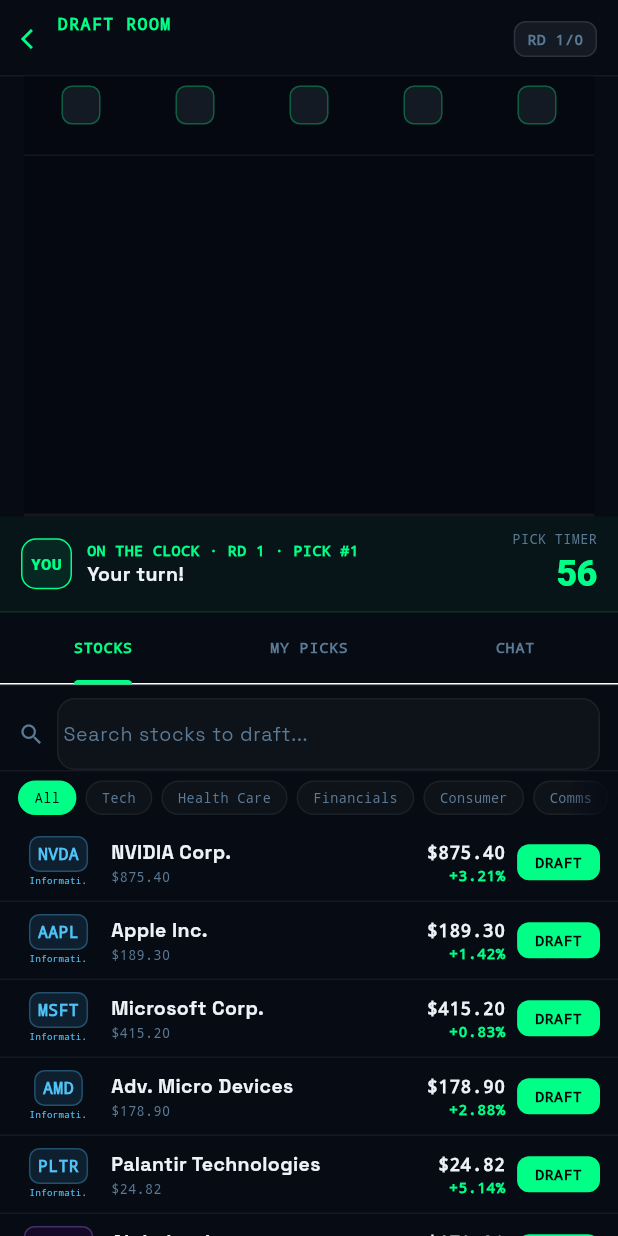
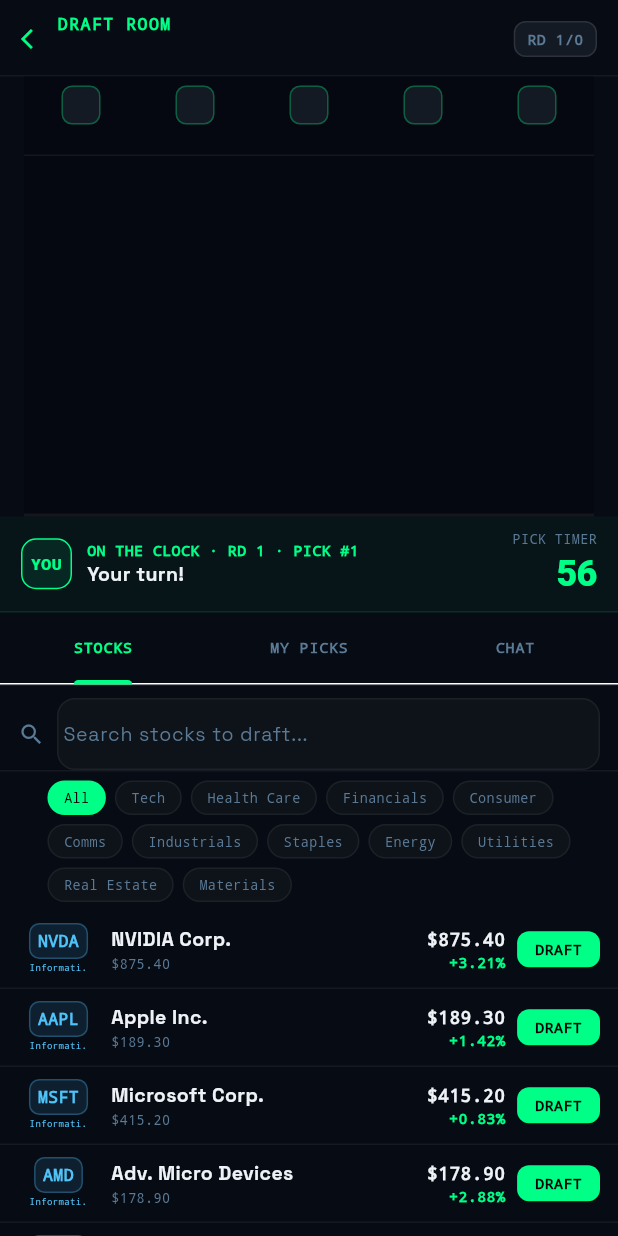
Before and after one commit to Mando49/MarketWars, a Flutter app: the DraftRoomScreen screen opened directly with empty values, after a tap on "All", on a phone screen of 412 x 824 dp. Run offline on Flutter 3.47's test engine with Material 3 defaults, Android fonts, the phone set to English and light mode, and no system bars; our stand-ins replace cloud_firestore, firebase_auth, firebase_core, firebase_storage, google_fonts, image_picker; accounts and stored records are empty; network calls fail.

Commit message:
Fix draft timer to only auto-pick for active player, wrap sector chips
- Timer only triggers auto-pick when it's the current player's turn
- Reset timer for all players when a new pick arrives via Firestore
- Dim timer color (textMuted) when it's not your turn
- Replace horizontal scroll sector chips with Wrap for full visibility

Co-Authored-By: Claude Opus 4.6 (1M context) <noreply@anthropic.com>

```diff
--- a/lib/screens/league/draft_room_screen.dart
+++ b/lib/screens/league/draft_room_screen.dart
@@ -168,6 +168,7 @@ class _DraftRoomScreenState extends State<DraftRoomScreen>
     final prov = context.read<LeagueProvider>();
     _picksSub = prov.draftPicksStream(widget.leagueId).listen((picks) {
       if (!mounted) return;
+      final isNewPick = picks.length != _picks.length;
       setState(() {
         _picks = picks;
         if (picks.length >= _totalPicks && _totalPicks > 0) {
@@ -175,6 +176,8 @@ class _DraftRoomScreenState extends State<DraftRoomScreen>
           _timer?.cancel();
         }
       });
+      // Reset timer for everyone when a new pick arrives
+      if (isNewPick && !_draftComplete) _resetTimer();
       WidgetsBinding.instance.addPostFrameCallback((_) {
         if (_boardScrollCtrl.hasClients) {
           _boardScrollCtrl.animateTo(
@@ -219,11 +222,18 @@ class _DraftRoomScreenState extends State<DraftRoomScreen>
   void _startTimer() {
     _timer = Timer.periodic(const Duration(seconds: 1), (_) {
       if (!mounted || _draftComplete) return;
+      if (_isMyTurn()) {
         if (_timerSecs > 0) {
           setState(() => _timerSecs--);
         } else {
           _autoPick();
           _resetTimer();
+        }
+      } else {
+        // Not my turn — tick display only, no auto-pick
+        if (_timerSecs > 0) {
+          setState(() => _timerSecs--);
+        }
       }
     });
   }
@@ -874,7 +884,9 @@ class _DraftRoomScreenState extends State<DraftRoomScreen>
           Text('$_timerSecs',
               style: TextStyle(fontFamily: 'SpaceGrotesk', fontSize: 24,
                   fontWeight: FontWeight.w900, letterSpacing: -0.5,
-                  color: _timerSecs <= 10 ? AppTheme.red : AppTheme.green)),
+                  color: isMe
+                      ? (_timerSecs <= 10 ? AppTheme.red : AppTheme.green)
+                      : AppTheme.textMuted)),
         ]),
       ]),
     );
@@ -936,18 +948,11 @@ class _DraftRoomScreenState extends State<DraftRoomScreen>
         ]),
       ),
       // Sector chips
-      ShaderMask(
-        shaderCallback: (bounds) => LinearGradient(
-          begin: Alignment.centerLeft,
-          end: Alignment.centerRight,
-          colors: const [Colors.white, Colors.white, Colors.white, Colors.transparent],
-          stops: const [0.0, 0.0, 0.92, 1.0],
-        ).createShader(bounds),
-        blendMode: BlendMode.dstIn,
-        child: SingleChildScrollView(
-          scrollDirection: Axis.horizontal,
-          padding: const EdgeInsets.fromLTRB(12, 6, 42, 6),
-          child: Row(
+      Padding(
+        padding: const EdgeInsets.fromLTRB(12, 6, 12, 6),
+        child: Wrap(
+          spacing: 6,
+          runSpacing: 6,
           children: _sectors.map((s) {
             final on = s == _activeSector;
             final fg = _sectorFg[s] ?? AppTheme.green;
@@ -956,7 +961,6 @@ class _DraftRoomScreenState extends State<DraftRoomScreen>
             return GestureDetector(
               onTap: () => setState(() => _activeSector = s),
               child: Container(
-                  margin: const EdgeInsets.only(right: 6),
                 padding: const EdgeInsets.symmetric(horizontal: 10, vertical: 4),
                 decoration: BoxDecoration(
                   color: on ? (s == 'All' ? AppTheme.green : bg) : AppTheme.surface1,
@@ -971,7 +975,6 @@ class _DraftRoomScreenState extends State<DraftRoomScreen>
               ),
             );
           }).toList(),
-          ),
         ),
       ),
       // Stock list
```
Lines whose indentation alone changed are shown as unchanged.
